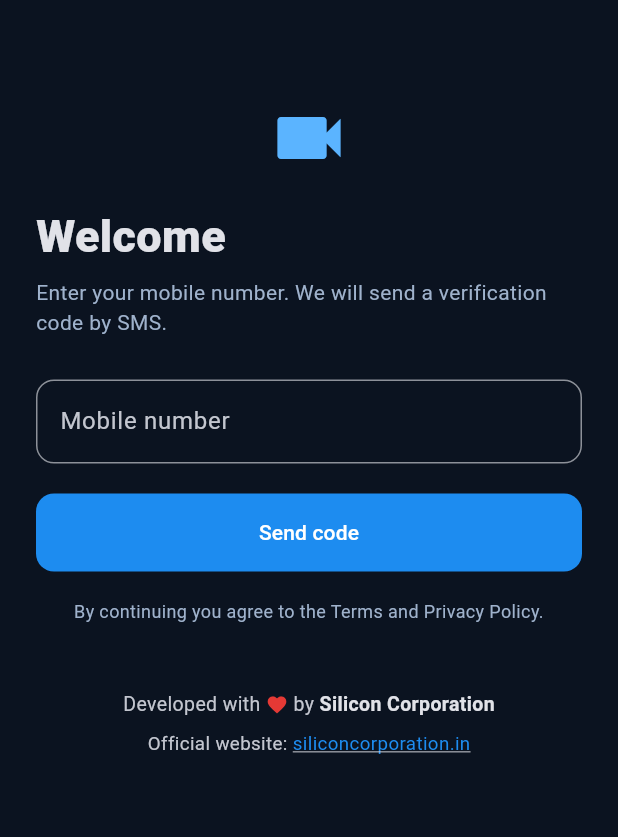
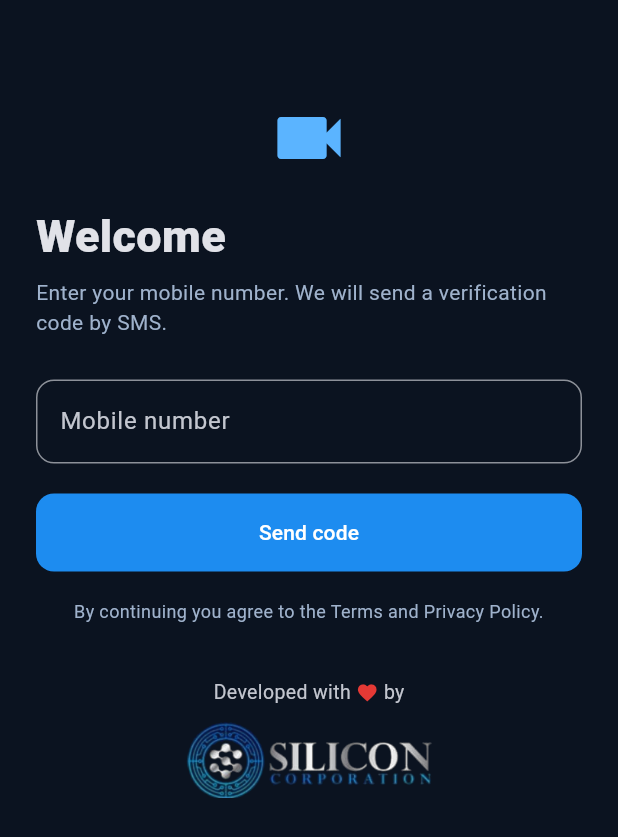
Before and after one commit to 93stark/cctv, a Flutter app: the screen it shows after launch, on a phone screen of 412 x 824 dp. Shown: the top 837 px of the screen. Run offline on Flutter 3.47's test engine with Material 3 defaults, Android fonts, the phone set to English and light mode, and no system bars; our stand-ins replace cached_network_image, dio, flutter_riverpod, flutter_secure_storage, go_router, image_picker and 5 more; network calls fail.

Commit message:
Silicon Corporation logo (cropped from banner) on login footer; new About us page (logo, Technology End-Point, official website link) under Account
Co-Authored-By: Claude Sonnet 5.5 <noreply@anthropic.com>
Claude-Session: https://claude.ai/code/session_01UGgdNtF9VYQAPgvziCr5mN

```diff
--- a/mobile_app/lib/app.dart
+++ b/mobile_app/lib/app.dart
@@ -49,6 +49,7 @@ final routerProvider = Provider<GoRouter>((ref) {
       GoRoute(path: '/checkout', builder: (_, s) => CheckoutScreen(plan: s.extra as Map<String, dynamic>)),
       GoRoute(path: '/membership', builder: (_, __) => const MembershipScreen()),
       GoRoute(path: '/history', builder: (_, __) => const HistoryScreen()),
+      GoRoute(path: '/about', builder: (_, __) => const AboutScreen()),
       GoRoute(path: '/legal', builder: (_, s) => LegalScreen(kind: s.extra as String)),
     ],
   );
--- a/mobile_app/lib/features/widgets.dart
+++ b/mobile_app/lib/features/widgets.dart
@@ -45,38 +45,36 @@ void snack(BuildContext context, String msg) {
   ScaffoldMessenger.of(context).showSnackBar(SnackBar(content: Text(msg)));
 }
 
-/// "Developed with love by Silicon Corporation" footer with a tappable website link.
+const siliconSite = 'https://www.siliconcorporation.in';
+const siliconAbout = 'https://www.siliconcorporation.in/about';
+
+Future<void> openSiliconSite(BuildContext context, [String url = siliconSite]) async {
+  final ok = await launchUrl(Uri.parse(url), mode: LaunchMode.externalApplication);
+  if (!ok && context.mounted) snack(context, 'Could not open the website.');
+}
+
+/// "Developed with (red heart) by Silicon Corporation", optionally with the company logo above it.
 class BrandFooter extends StatelessWidget {
-  const BrandFooter({super.key});
-  static const _site = 'https://siliconcorporation.in';
+  const BrandFooter({super.key, this.showLogo = true, this.logoWidth = 170});
+  final bool showLogo;
+  final double logoWidth;
 
   @override
   Widget build(BuildContext context) {
     final muted = Theme.of(context).colorScheme.onSurfaceVariant;
     return Padding(
-      padding: const EdgeInsets.symmetric(vertical: 20),
+      padding: const EdgeInsets.symmetric(vertical: 12),
       child: Column(mainAxisSize: MainAxisSize.min, children: [
         Row(mainAxisAlignment: MainAxisAlignment.center, children: [
           Text('Developed with ', style: TextStyle(color: muted, fontSize: 13)),
           const Icon(Icons.favorite, color: Color(0xFFE53935), size: 15),
-          Text(' by ', style: TextStyle(color: muted, fontSize: 13)),
-          const Text('Silicon Corporation', style: TextStyle(fontSize: 13, fontWeight: FontWeight.w700)),
+          Text(' by', style: TextStyle(color: muted, fontSize: 13)),
         ]),
-        const SizedBox(height: 4),
-        InkWell(
-          borderRadius: BorderRadius.circular(6),
-          onTap: () async {
-            final ok = await launchUrl(Uri.parse(_site), mode: LaunchMode.externalApplication);
-            if (!ok && context.mounted) snack(context, 'Could not open the website.');
-          },
-          child: Padding(
-            padding: const EdgeInsets.symmetric(horizontal: 8, vertical: 4),
-            child: Text.rich(TextSpan(style: TextStyle(color: muted, fontSize: 12.5), children: [
-              const TextSpan(text: 'Official website: '),
-              TextSpan(text: 'siliconcorporation.in', style: TextStyle(color: Theme.of(context).colorScheme.primary, decoration: TextDecoration.underline)),
-            ])),
-          ),
-        ),
+        if (showLogo) ...[
+          const SizedBox(height: 8),
+          Image.asset('assets/silicon_logo.png', width: logoWidth, fit: BoxFit.contain, semanticLabel: 'Silicon Corporation'),
+        ] else
+          const Padding(padding: EdgeInsets.only(top: 2), child: Text('Silicon Corporation', style: TextStyle(fontSize: 13, fontWeight: FontWeight.w700))),
       ]),
     );
   }
--- a/mobile_app/pubspec.yaml
+++ b/mobile_app/pubspec.yaml
@@ -33,3 +33,4 @@ flutter:
   uses-material-design: true
   assets:
     - assets/logo.png
+    - assets/silicon_logo.png
```
Also changed, not shown: mobile_app/lib/features/account.dart (+34 -1 lines), mobile_app/assets/silicon_logo.png (added).
